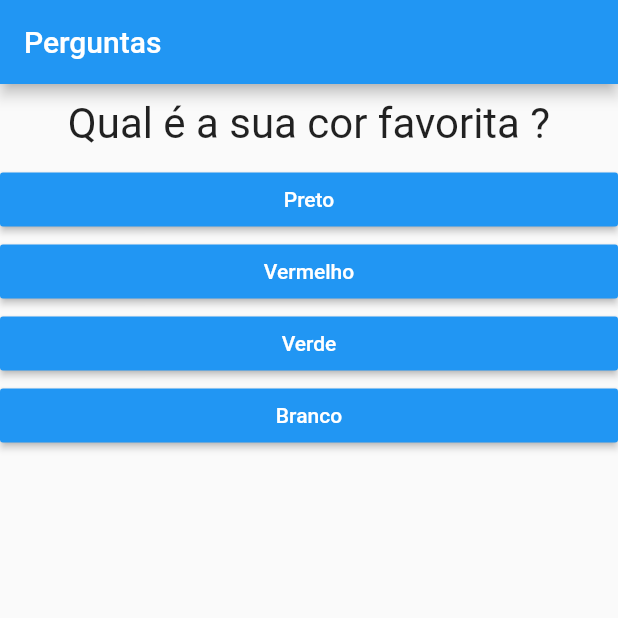
After one commit to harlleybastos/Aplicativo-Perguntas-Flutter, a Flutter app: the screen it shows after launch, on a phone screen of 412 x 824 dp, the top half of it. The commit adds this screen. Run offline on Flutter 3.47's test engine with Material 2 defaults, Android fonts, the phone set to English and light mode, and no system bars.

Commit message:
:up: melhora na estrutura do código

```diff
--- a/lib/main.dart
+++ b/lib/main.dart
@@ -1,6 +1,6 @@
 import 'package:flutter/material.dart';
-import './questao.dart';
-import './resposta.dart';
+import './resultado.dart';
+import './questionario.dart';
 
 main() => runApp(PerguntaApp());
 
@@ -31,15 +31,15 @@ class _PerguntaAppState extends State<PerguntaApp> {
     }
   }
 
-  bool get temPerguntaSelecionada {
+   bool get temPerguntaSelecionada {
     return _perguntaSelecionada < _perguntas.length;
   }
 
+
+
   @override
   Widget build(BuildContext context) {
-    List<String> respostas = temPerguntaSelecionada
-        ? _perguntas[_perguntaSelecionada]['respostas']
-        : null;
+
 
     return MaterialApp(
       home: Scaffold(
@@ -48,21 +48,12 @@ class _PerguntaAppState extends State<PerguntaApp> {
           title: Text('Perguntas'),
         ),
         body: temPerguntaSelecionada
-            ? Column(
-                children: <Widget>[
-                  // Lista de vários componentes
-                  Questao(_perguntas[_perguntaSelecionada]
-                      ['texto']), // Caixa de Texto |Indice e Chave|
-                  ...respostas
-                      .map((t) => Resposta(t, _responder))
-                      .toList(), //Transforma uma lista de String em uma lista de Widgets
-                ],
-              )
-            : Center(
-                child: Text(
-                'Parabéns !',
-                style: TextStyle(fontSize: 28),
-              )),
+            ? Questionario(
+              perguntas: _perguntas,
+              perguntaSelecionada: _perguntaSelecionada,
+              responder: _responder,
+            )
+            : Resultado(),
       ),
     );
   }
--- /dev/null
+++ b/lib/questionario.dart
@@ -0,0 +1,37 @@
+import 'package:flutter/material.dart';
+import './questao.dart';
+import './resposta.dart';
+
+class Questionario extends StatelessWidget {
+  final int perguntaSelecionada;
+  final List<Map<String, Object>> perguntas;
+  final void Function() responder;
+
+  Questionario({
+    @required this.perguntas, //Parametros obrigatórios
+    @required this.perguntaSelecionada,
+    @required this.responder,
+  });
+
+  bool get temPerguntaSelecionada {
+    return perguntaSelecionada < perguntas.length;
+  }
+
+  @override
+  Widget build(BuildContext context) {
+    List<String> respostas = temPerguntaSelecionada
+        ? perguntas[perguntaSelecionada]['respostas']
+        : null;
+
+    return Column(
+      children: <Widget>[
+        // Lista de vários componentes
+        Questao(perguntas[perguntaSelecionada]
+            ['texto']), // Caixa de Texto |Indice e Chave|
+        ...respostas
+            .map((t) => Resposta(t, responder))
+            .toList(), //Transforma uma lista de String em uma lista de Widgets
+      ],
+    );
+  }
+}
```
Also changed, not shown: lib/resultado.dart (added, +12 -0 lines).
